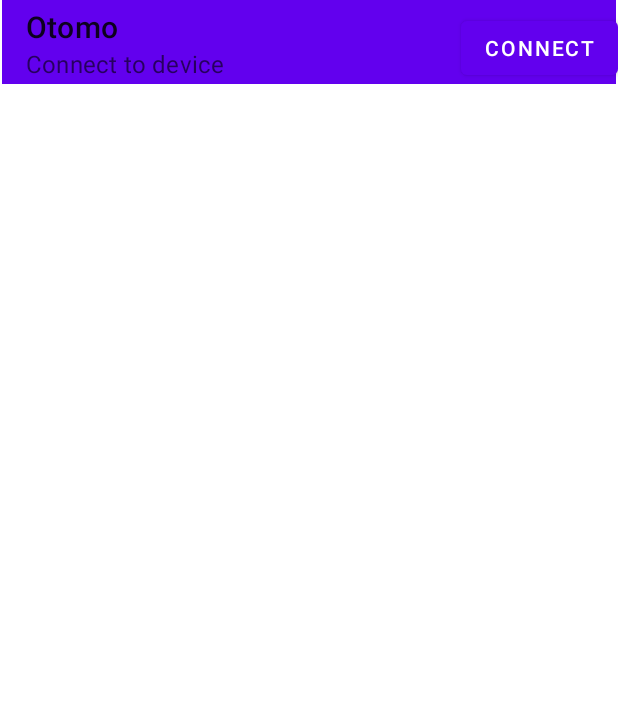
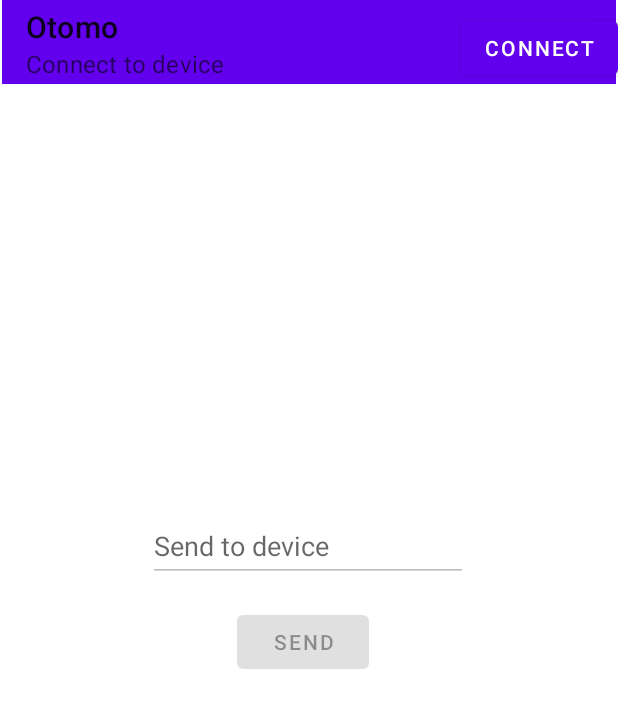
Before and after one commit to TWALL9/OtomoAndroid, an Android app: the screen it shows after launch (MainActivity), on a phone screen of 412 x 824 dp. Shown: the top 708 px of the screen. Run offline under Robolectric (Android 15) with nearby library versions, the phone set to English and light mode, and no system bars.

Commit message:
Add text entry/send

```diff
--- a/app/src/main/res/layout/activity_main.xml
+++ b/app/src/main/res/layout/activity_main.xml
@@ -27,4 +27,30 @@
         android:text="Connect"
         app:layout_constraintBottom_toBottomOf="@id/toolbar"
         app:layout_constraintEnd_toEndOf="parent" />
+
+    <Button
+        android:id="@+id/sendButton"
+        android:layout_width="wrap_content"
+        android:layout_height="wrap_content"
+        android:layout_marginStart="158dp"
+        android:layout_marginTop="16dp"
+        android:text="send"
+        app:layout_constraintStart_toStartOf="parent"
+        app:layout_constraintTop_toBottomOf="@+id/sendText" />
+
+    <EditText
+        android:id="@+id/sendText"
+        android:layout_width="wrap_content"
+        android:layout_height="48dp"
+        android:layout_marginStart="100dp"
+        android:layout_marginTop="284dp"
+        android:layout_marginEnd="101dp"
+        android:ems="10"
+        android:hint="Send to device"
+        android:inputType="textPersonName"
+        android:minHeight="48dp"
+        app:layout_constraintEnd_toEndOf="parent"
+        app:layout_constraintStart_toStartOf="parent"
+        app:layout_constraintTop_toBottomOf="@+id/toolbar"
+        tools:ignore="TouchTargetSizeCheck,SpeakableTextPresentCheck" />
 </androidx.constraintlayout.widget.ConstraintLayout>
```
Also changed, not shown: app/src/main/java/com/tom/otomoandroid/MainActivity.kt (+56 -21 lines).
